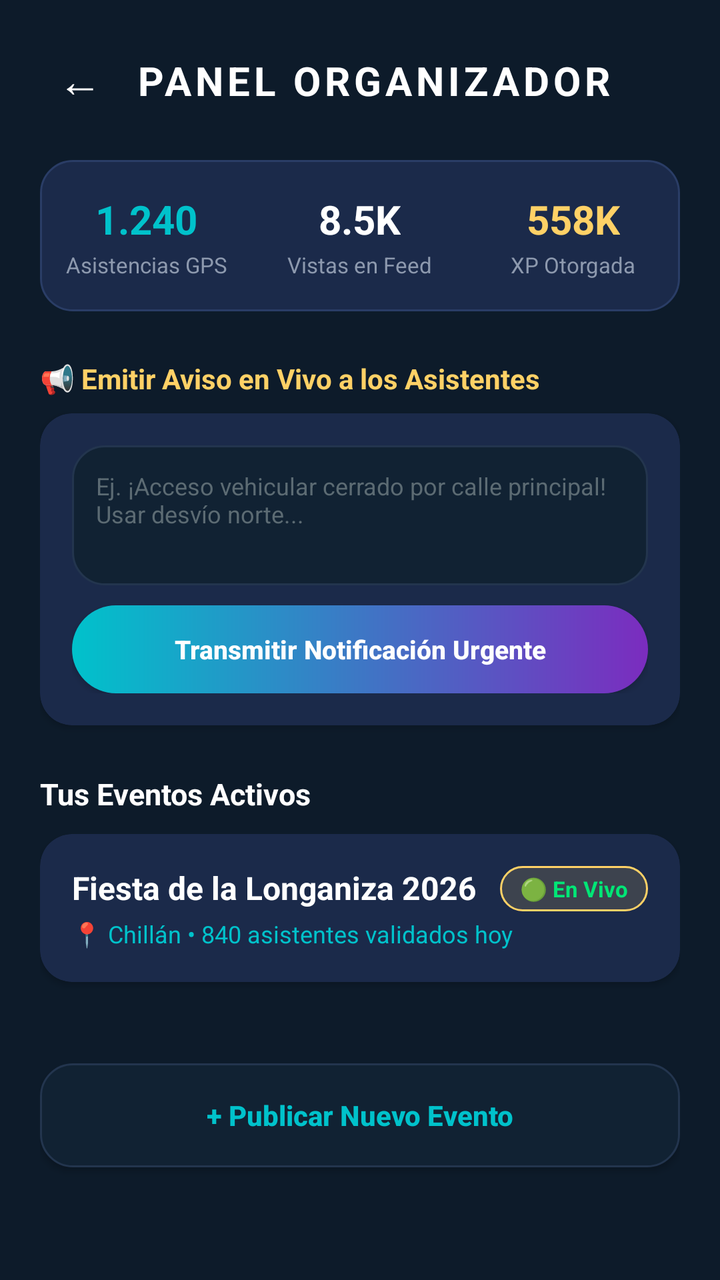
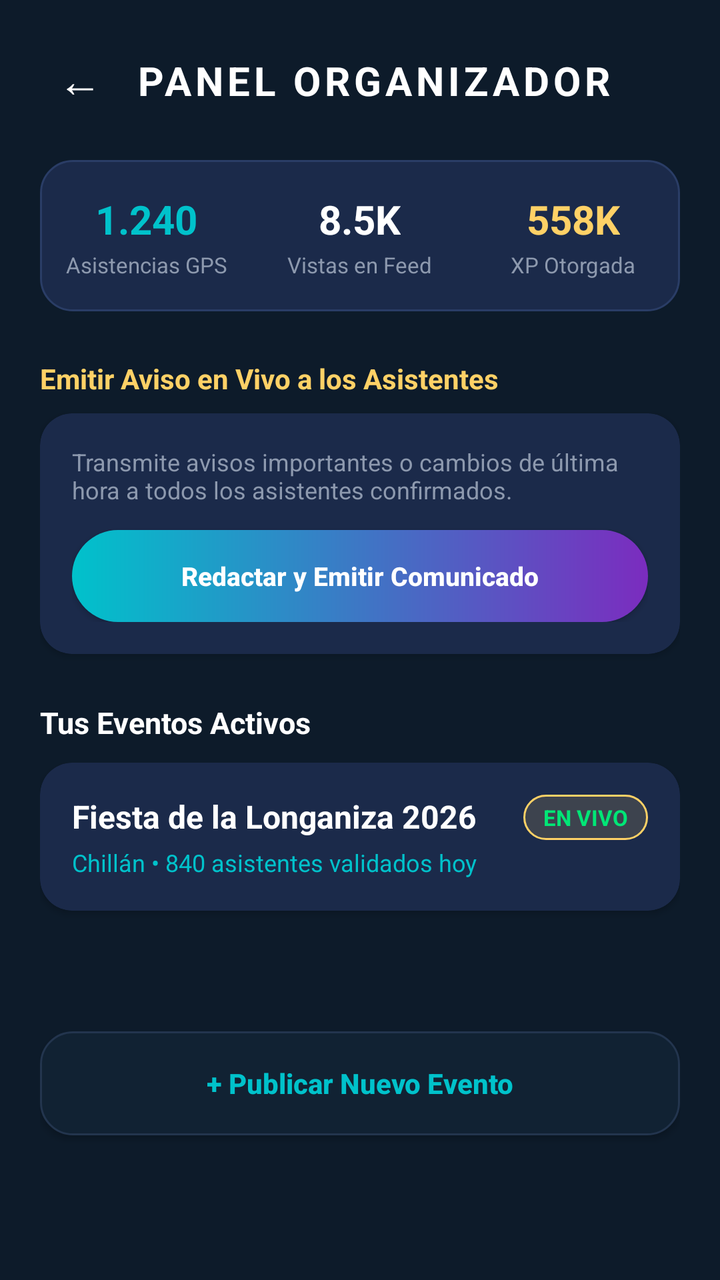

Screens rendered from an Android XML layout before and after an edit, with the pre-edit source and the edit as a unified diff.
<!-- AndroidManifest.xml: application theme Theme.Nexura -->
<!-- res/layout/activity_panel_organizador.xml -->
<?xml version="1.0" encoding="utf-8"?>
<ScrollView xmlns:android="http://schemas.android.com/apk/res/android"
    xmlns:app="http://schemas.android.com/apk/res-auto"
    xmlns:tools="http://schemas.android.com/tools"
    android:layout_width="match_parent"
    android:layout_height="match_parent"
    android:background="@color/bg_dark"
    android:fillViewport="true"
    tools:context=".ui.PanelOrganizador">

    <androidx.constraintlayout.widget.ConstraintLayout
        android:layout_width="match_parent"
        android:layout_height="wrap_content"
        android:padding="20dp">

        
        <TextView
            android:id="@+id/btnBackOrganizer"
            android:layout_width="40dp"
            android:layout_height="40dp"
            android:gravity="center"
            android:text="←"
            android:textColor="@color/text_white"
            android:textSize="22sp"
            app:layout_constraintStart_toStartOf="parent"
            app:layout_constraintTop_toTopOf="parent" />

        <TextView
            android:id="@+id/tvOrganizerTitle"
            android:layout_width="wrap_content"
            android:layout_height="wrap_content"
            android:layout_marginStart="8dp"
            android:letterSpacing="0.1"
            android:text="PANEL ORGANIZADOR"
            android:textColor="@color/text_white"
            android:textSize="20sp"
            android:textStyle="bold"
            app:layout_constraintBottom_toBottomOf="@id/btnBackOrganizer"
            app:layout_constraintStart_toEndOf="@id/btnBackOrganizer"
            app:layout_constraintTop_toTopOf="@id/btnBackOrganizer" />

        
        <LinearLayout
            android:id="@+id/layoutMetrics"
            android:layout_width="match_parent"
            android:layout_height="wrap_content"
            android:layout_marginTop="20dp"
            android:background="@drawable/vitrina"
            android:orientation="horizontal"
            android:paddingVertical="16dp"
            app:layout_constraintTop_toBottomOf="@id/btnBackOrganizer">

            <LinearLayout
                android:layout_width="0dp"
                android:layout_height="wrap_content"
                android:layout_weight="1"
                android:gravity="center"
                android:orientation="vertical">

                <TextView
                    android:id="@+id/tvTotalAttendees"
                    android:layout_width="wrap_content"
                    android:layout_height="wrap_content"
                    android:text="1.240"
                    android:textColor="@color/neon_cyan"
                    android:textSize="20sp"
                    android:textStyle="bold" />

                <TextView
                    android:layout_width="wrap_content"
                    android:layout_height="wrap_content"
                    android:layout_marginTop="2dp"
                    android:text="Asistencias GPS"
                    android:textColor="@color/text_gray"
                    android:textSize="11sp" />
            </LinearLayout>

            <LinearLayout
                android:layout_width="0dp"
                android:layout_height="wrap_content"
                android:layout_weight="1"
                android:gravity="center"
                android:orientation="vertical">

                <TextView
                    android:id="@+id/tvTotalReach"
                    android:layout_width="wrap_content"
                    android:layout_height="wrap_content"
                    android:text="8.5K"
                    android:textColor="@color/text_white"
                    android:textSize="20sp"
                    android:textStyle="bold" />

                <TextView
                    android:layout_width="wrap_content"
                    android:layout_height="wrap_content"
                    android:layout_marginTop="2dp"
                    android:text="Vistas en Feed"
                    android:textColor="@color/text_gray"
                    android:textSize="11sp" />
            </LinearLayout>

            <LinearLayout
                android:layout_width="0dp"
                android:layout_height="wrap_content"
                android:layout_weight="1"
                android:gravity="center"
                android:orientation="vertical">

                <TextView
                    android:id="@+id/tvXpDistributed"
                    android:layout_width="wrap_content"
                    android:layout_height="wrap_content"
                    android:text="558K"
                    android:textColor="@color/trophy_gold"
                    android:textSize="20sp"
                    android:textStyle="bold" />

                <TextView
                    android:layout_width="wrap_content"
                    android:layout_height="wrap_content"
                    android:layout_marginTop="2dp"
                    android:text="XP Otorgada"
                    android:textColor="@color/text_gray"
                    android:textSize="11sp" />
            </LinearLayout>
        </LinearLayout>

        
        <TextView
            android:id="@+id/lblBroadcast"
            android:layout_width="wrap_content"
            android:layout_height="wrap_content"
            android:layout_marginTop="24dp"
            android:text="📢 Emitir Aviso en Vivo a los Asistentes"
            android:textColor="@color/trophy_gold"
            android:textSize="14sp"
            android:textStyle="bold"
            app:layout_constraintStart_toStartOf="parent"
            app:layout_constraintTop_toBottomOf="@id/layoutMetrics" />

        <androidx.cardview.widget.CardView
            android:id="@+id/cardBroadcast"
            android:layout_width="match_parent"
            android:layout_height="wrap_content"
            android:layout_marginTop="8dp"
            app:cardBackgroundColor="@color/surface_card"
            app:cardCornerRadius="16dp"
            app:layout_constraintTop_toBottomOf="@id/lblBroadcast">

            <LinearLayout
                android:layout_width="match_parent"
                android:layout_height="wrap_content"
                android:orientation="vertical"
                android:padding="16dp">

                <EditText
                    android:id="@+id/etBroadcastMessage"
                    android:layout_width="match_parent"
                    android:layout_height="70dp"
                    android:background="@drawable/input"
                    android:gravity="top"
                    android:hint="Ej. ¡Acceso vehicular cerrado por calle principal! Usar desvío norte..."
                    android:inputType="textMultiLine"
                    android:padding="12dp"
                    android:textColor="@color/text_white"
                    android:textColorHint="@color/text_hint"
                    android:textSize="12sp" />

                <androidx.appcompat.widget.AppCompatButton
                    android:id="@+id/btnSendBroadcast"
                    android:layout_width="match_parent"
                    android:layout_height="44dp"
                    android:layout_marginTop="10dp"
                    android:background="@drawable/boton_gradiante"
                    android:text="Transmitir Notificación Urgente"
                    android:textAllCaps="false"
                    android:textColor="@color/text_white"
                    android:textSize="13sp"
                    android:textStyle="bold" />
            </LinearLayout>
        </androidx.cardview.widget.CardView>

        
        <TextView
            android:id="@+id/lblManageEvents"
            android:layout_width="wrap_content"
            android:layout_height="wrap_content"
            android:layout_marginTop="24dp"
            android:text="Tus Eventos Activos"
            android:textColor="@color/text_white"
            android:textSize="15sp"
            android:textStyle="bold"
            app:layout_constraintStart_toStartOf="parent"
            app:layout_constraintTop_toBottomOf="@id/cardBroadcast" />

        <androidx.cardview.widget.CardView
            android:id="@+id/cardActiveEvent1"
            android:layout_width="match_parent"
            android:layout_height="wrap_content"
            android:layout_marginTop="10dp"
            app:cardBackgroundColor="@color/surface_card"
            app:cardCornerRadius="16dp"
            app:layout_constraintTop_toBottomOf="@id/lblManageEvents">

            <androidx.constraintlayout.widget.ConstraintLayout
                android:layout_width="match_parent"
                android:layout_height="wrap_content"
                android:padding="16dp">

                <TextView
                    android:id="@+id/tvActiveStatus"
                    android:layout_width="wrap_content"
                    android:layout_height="wrap_content"
                    android:background="@drawable/badge"
                    android:paddingHorizontal="10dp"
                    android:paddingVertical="4dp"
                    android:text="🟢 En Vivo"
                    android:textColor="@color/status_green"
                    android:textSize="11sp"
                    android:textStyle="bold"
                    app:layout_constraintEnd_toEndOf="parent"
                    app:layout_constraintTop_toTopOf="parent" />

                <TextView
                    android:id="@+id/tvActiveTitle"
                    android:layout_width="0dp"
                    android:layout_height="wrap_content"
                    android:text="Fiesta de la Longaniza 2026"
                    android:textColor="@color/text_white"
                    android:textSize="16sp"
                    android:textStyle="bold"
                    app:layout_constraintEnd_toStartOf="@id/tvActiveStatus"
                    app:layout_constraintStart_toStartOf="parent"
                    app:layout_constraintTop_toTopOf="parent" />

                <TextView
                    android:id="@+id/tvActiveStatsSub"
                    android:layout_width="wrap_content"
                    android:layout_height="wrap_content"
                    android:layout_marginTop="4dp"
                    android:text="📍 Chillán • 840 asistentes validados hoy"
                    android:textColor="@color/neon_cyan"
                    android:textSize="12sp"
                    app:layout_constraintStart_toStartOf="parent"
                    app:layout_constraintTop_toBottomOf="@id/tvActiveTitle" />
            </androidx.constraintlayout.widget.ConstraintLayout>
        </androidx.cardview.widget.CardView>

        
        <androidx.appcompat.widget.AppCompatButton
            android:id="@+id/btnCreateFromPanel"
            android:layout_width="match_parent"
            android:layout_height="52dp"
            android:layout_marginTop="20dp"
            android:layout_marginBottom="16dp"
            android:background="@drawable/input"
            android:text="+ Publicar Nuevo Evento"
            android:textAllCaps="false"
            android:textColor="@color/neon_cyan"
            android:textSize="14sp"
            android:textStyle="bold"
            app:layout_constraintBottom_toBottomOf="parent"
            app:layout_constraintTop_toBottomOf="@id/cardActiveEvent1" />

    </androidx.constraintlayout.widget.ConstraintLayout>
</ScrollView>
<!-- resources referenced by this layout -->
<resources>
  <color name="bg_dark">#0D1B2A</color>
  <color name="neon_cyan">#00C2CB</color>
  <color name="status_green">#00E676</color>
  <color name="surface_card">#1B2A4A</color>
  <color name="text_gray">#8D99AE</color>
  <color name="text_hint">#5C6B73</color>
  <color name="text_white">#FFFFFF</color>
  <color name="trophy_gold">#FFD166</color>
  <!-- drawable badge (drawable) -->
  <?xml version="1.0" encoding="utf-8"?>
  <shape xmlns:android="http://schemas.android.com/apk/res/android"
      android:shape="rectangle">
      <solid android:color="#26FFD166" />
      <stroke android:width="1dp" android:color="@color/trophy_gold" />
      <corners android:radius="12dp" />
  </shape>
  <!-- drawable boton_gradiante (drawable) -->
  <?xml version="1.0" encoding="utf-8"?>
  <shape xmlns:android="http://schemas.android.com/apk/res/android"
      android:shape="rectangle">
      <gradient
          android:startColor="#00C2CB"
          android:endColor="#7B2CBF"
          android:angle="0" />
      <corners android:radius="24dp" />
  </shape>
  <!-- drawable input (drawable) -->
  <?xml version="1.0" encoding="utf-8"?>
  <shape xmlns:android="http://schemas.android.com/apk/res/android"
      android:shape="rectangle">
      <solid android:color="@color/input_bg" />
      <stroke
          android:width="1dp"
          android:color="#23354E" />
      <corners android:radius="16dp" />
  </shape>
  <!-- drawable vitrina (drawable) -->
  <?xml version="1.0" encoding="utf-8"?>
  <shape xmlns:android="http://schemas.android.com/apk/res/android"
      android:shape="rectangle">
      <solid android:color="@color/surface_card" />
      <stroke android:width="1dp" android:color="#2A3D66" />
      <corners android:radius="16dp" />
  </shape>
  <style name="Theme.Nexura" parent="Theme.MaterialComponents.DayNight.DarkActionBar">
          
          <item name="colorPrimary">@color/purple_500</item>
          <item name="colorPrimaryVariant">@color/purple_700</item>
          <item name="colorOnPrimary">@color/white</item>
          
          <item name="colorSecondary">@color/teal_200</item>
          <item name="colorSecondaryVariant">@color/teal_700</item>
          <item name="colorOnSecondary">@color/black</item>
          
          <item name="android:statusBarColor">?attr/colorPrimaryVariant</item>
          
      </style>
  <color name="input_bg">#112233</color>
  <color name="purple_500">#FF6200EE</color>
  <color name="purple_700">#FF3700B3</color>
  <color name="white">#FFFFFFFF</color>
  <color name="teal_200">#FF03DAC5</color>
  <color name="teal_700">#FF018786</color>
  <color name="black">#FF000000</color>
</resources>

<!-- the commit's change to res/layout/activity_panel_organizador.xml (unified diff, before → after) -->
@@ -13,7 +13,6 @@
         android:layout_height="wrap_content"
         android:padding="20dp">
 
-        
         <TextView
             android:id="@+id/btnBackOrganizer"
             android:layout_width="40dp"
@@ -39,7 +38,6 @@
             app:layout_constraintStart_toEndOf="@id/btnBackOrganizer"
             app:layout_constraintTop_toTopOf="@id/btnBackOrganizer" />
 
-        
         <LinearLayout
             android:id="@+id/layoutMetrics"
             android:layout_width="match_parent"
@@ -132,7 +130,7 @@
             android:layout_width="wrap_content"
             android:layout_height="wrap_content"
             android:layout_marginTop="24dp"
-            android:text="📢 Emitir Aviso en Vivo a los Asistentes"
+            android:text="Emitir Aviso en Vivo a los Asistentes"
             android:textColor="@color/trophy_gold"
             android:textSize="14sp"
             android:textStyle="bold"
@@ -154,26 +152,20 @@
                 android:orientation="vertical"
                 android:padding="16dp">
 
-                <EditText
-                    android:id="@+id/etBroadcastMessage"
+                <TextView
                     android:layout_width="match_parent"
-                    android:layout_height="70dp"
-                    android:background="@drawable/input"
-                    android:gravity="top"
-                    android:hint="Ej. ¡Acceso vehicular cerrado por calle principal! Usar desvío norte..."
-                    android:inputType="textMultiLine"
-                    android:padding="12dp"
-                    android:textColor="@color/text_white"
-                    android:textColorHint="@color/text_hint"
+                    android:layout_height="wrap_content"
+                    android:text="Transmite avisos importantes o cambios de última hora a todos los asistentes confirmados."
+                    android:textColor="@color/text_gray"
                     android:textSize="12sp" />
 
                 <androidx.appcompat.widget.AppCompatButton
-                    android:id="@+id/btnSendBroadcast"
+                    android:id="@+id/btnSendBroadcastAlert"
                     android:layout_width="match_parent"
-                    android:layout_height="44dp"
-                    android:layout_marginTop="10dp"
+                    android:layout_height="46dp"
+                    android:layout_marginTop="12dp"
                     android:background="@drawable/boton_gradiante"
-                    android:text="Transmitir Notificación Urgente"
+                    android:text="Redactar y Emitir Comunicado"
                     android:textAllCaps="false"
                     android:textColor="@color/text_white"
                     android:textSize="13sp"
@@ -215,7 +207,7 @@
                     android:background="@drawable/badge"
                     android:paddingHorizontal="10dp"
                     android:paddingVertical="4dp"
-                    android:text="🟢 En Vivo"
+                    android:text="EN VIVO"
                     android:textColor="@color/status_green"
                     android:textSize="11sp"
                     android:textStyle="bold"
@@ -239,7 +231,7 @@
                     android:layout_width="wrap_content"
                     android:layout_height="wrap_content"
                     android:layout_marginTop="4dp"
-                    android:text="📍 Chillán • 840 asistentes validados hoy"
+                    android:text="Chillán • 840 asistentes validados hoy"
                     android:textColor="@color/neon_cyan"
                     android:textSize="12sp"
                     app:layout_constraintStart_toStartOf="parent"
@@ -249,10 +241,10 @@
 
         
         <androidx.appcompat.widget.AppCompatButton
-            android:id="@+id/btnCreateFromPanel"
+            android:id="@+id/btnCreateNewEvent"
             android:layout_width="match_parent"
             android:layout_height="52dp"
-            android:layout_marginTop="20dp"
+            android:layout_marginTop="24dp"
             android:layout_marginBottom="16dp"
             android:background="@drawable/input"
             android:text="+ Publicar Nuevo Evento"
<!-- resource entries referenced after the edit -->
@@ -5,7 +5,6 @@
   <color name="status_green">#00E676</color>
   <color name="surface_card">#1B2A4A</color>
   <color name="text_gray">#8D99AE</color>
-  <color name="text_hint">#5C6B73</color>
   <color name="text_white">#FFFFFF</color>
   <color name="trophy_gold">#FFD166</color>
   <!-- drawable badge (drawable) -->
